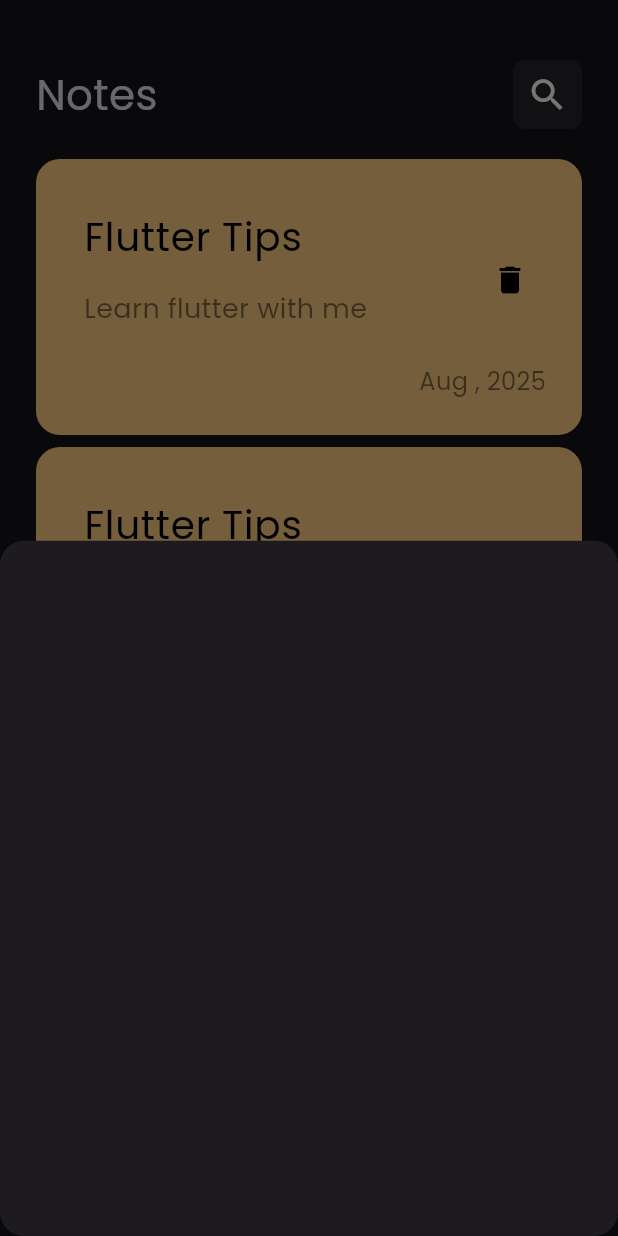
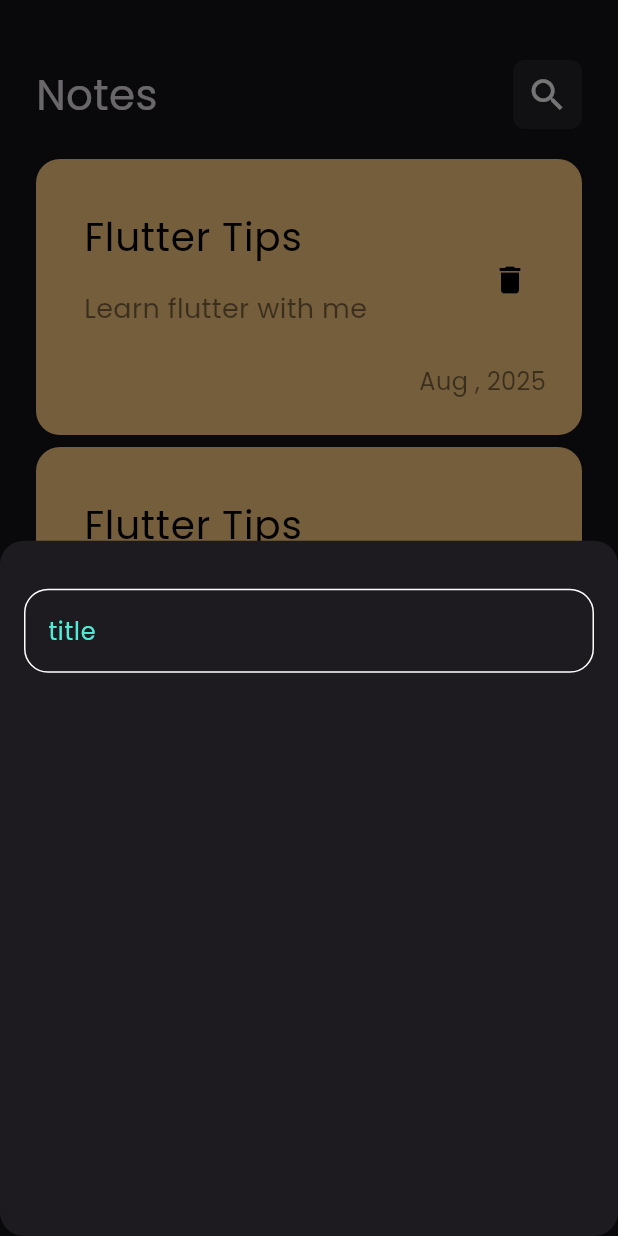
Before and after one commit to mohamedwdm/notes-app, a Flutter app: the screen it shows after launch, after a tap on the "add" icon, on a phone screen of 412 x 824 dp. Run offline on Flutter 3.47's test engine with Material 3 defaults, Android fonts, the phone set to English and light mode, and no system bars.

Commit message:
adding text field to ShowModalBottomSheet

```diff
--- /dev/null
+++ b/lib/constants.dart
@@ -0,0 +1,3 @@
+import 'package:flutter/material.dart';
+
+const kPrimaryColor = Color(0xff50EBD6);
--- a/lib/views/notes_view.dart
+++ b/lib/views/notes_view.dart
@@ -1,4 +1,5 @@
 import 'package:flutter/material.dart';
+import 'package:notes_app/constants.dart';
 import 'package:notes_app/widgets/add_note_bottom_sheet.dart';
 import 'package:notes_app/widgets/notes_view_body.dart';
 
@@ -11,7 +12,7 @@ class NotesView extends StatelessWidget {
   Widget build(BuildContext context) {
     return Scaffold(
       floatingActionButton: FloatingActionButton(
-        backgroundColor: Color(0xff50EBD6),
+        backgroundColor: kPrimaryColor,
         shape: RoundedRectangleBorder(
           borderRadius: BorderRadius.circular(25),
           // keep it circular
--- a/lib/widgets/add_note_bottom_sheet.dart
+++ b/lib/widgets/add_note_bottom_sheet.dart
@@ -1,12 +1,21 @@
-
 import 'package:flutter/material.dart';
+import 'package:notes_app/widgets/custm_textfield.dart';
 
 class AddNoteBottomSheet extends StatelessWidget {
   const AddNoteBottomSheet({super.key});
 
-// we extract it as separate widget to be with build method to make the changes happen
+  // we extract it as separate widget to be with build method to make the changes happen
   @override
   Widget build(BuildContext context) {
-    return Container();
+    return Padding(
+      padding: const EdgeInsets.symmetric(horizontal: 16.0),
+      child: Column(
+        children: [
+          SizedBox(height: 32),
+
+          CustmTextField(),
+        ],
+      ),
+    );
   }
 }
--- /dev/null
+++ b/lib/widgets/custm_textfield.dart
@@ -0,0 +1,30 @@
+
+import 'package:flutter/material.dart';
+import 'package:notes_app/constants.dart';
+
+class CustmTextField extends StatelessWidget {
+  const CustmTextField({
+    super.key,
+  });
+
+  @override
+  Widget build(BuildContext context) {
+    return TextField(
+      cursorColor: kPrimaryColor,
+      decoration: InputDecoration(
+        hintText: 'title',
+        hintStyle: TextStyle(color: kPrimaryColor),
+        border: buildBorder(),
+        enabledBorder: buildBorder(),
+        focusedBorder: buildBorder(kPrimaryColor)
+      ),
+    );
+  }
+
+  OutlineInputBorder buildBorder( [color]) {
+    return OutlineInputBorder(
+        borderRadius: BorderRadius.circular(16),
+        borderSide: BorderSide(color:color ?? Colors.white),
+      );
+  }
+}
```
